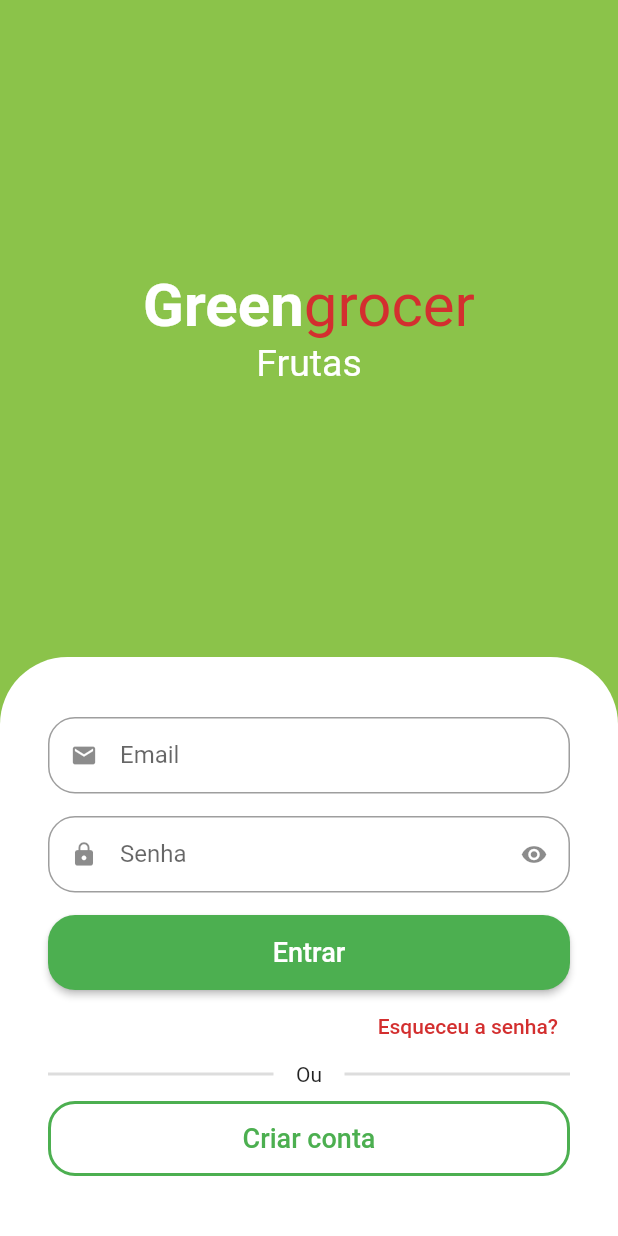
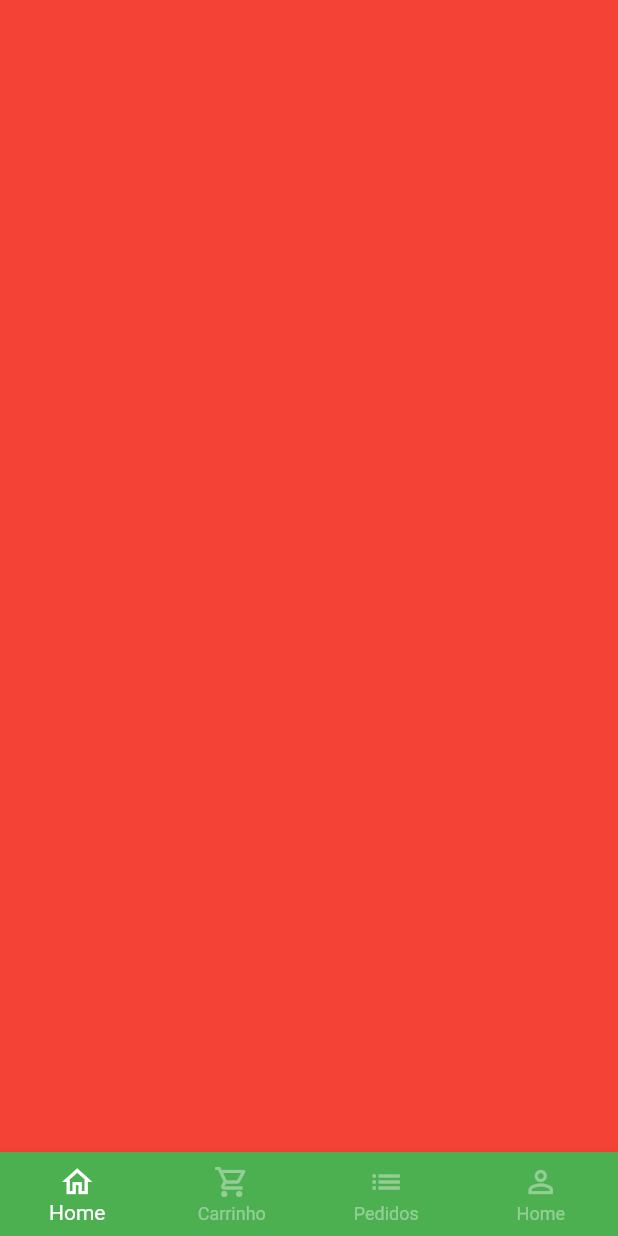
Before and after one commit to Marlon-Limax/GreenGrocer, a Flutter app: the screen it shows after launch, after a tap on "Entrar", on a phone screen of 412 x 824 dp. Run offline on Flutter 3.47's test engine with Material 2 defaults, Android fonts, the phone set to English and light mode, and no system bars; drawn by our look-alikes of animated_text_kit; our stand-ins replace mask_text_input_formatter.

Commit message:
Creating the Base Screen and BottomNavigationBar

```diff
--- a/lib/src/auth/sign_in_screen.dart
+++ b/lib/src/auth/sign_in_screen.dart
@@ -2,6 +2,7 @@ import 'package:animated_text_kit/animated_text_kit.dart';
 import 'package:flutter/material.dart';
 import 'package:greengrocer/src/auth/components/sign_up_screen.dart';
 import 'package:greengrocer/src/auth/config/custom_colors.dart';
+import 'package:greengrocer/src/base/base_screen.dart';
 import 'components/custom_text_field.dart';
 
 class SignInScreen extends StatelessWidget {
@@ -109,7 +110,15 @@ class SignInScreen extends StatelessWidget {
                             borderRadius: BorderRadius.circular(18),
                           ),
                         ),
-                        onPressed: () {},
+                        onPressed: () {
+                          Navigator.of(context).pushReplacement(
+                            MaterialPageRoute(
+                              builder: (c) {
+                                return const BaseScreen();
+                              },
+                            ),
+                          );
+                        },
                         child: const Text(
                           'Entrar',
                           style: TextStyle(fontSize: 18),
--- /dev/null
+++ b/lib/src/base/base_screen.dart
@@ -0,0 +1,36 @@
+import 'package:flutter/material.dart';
+
+class BaseScreen extends StatelessWidget {
+  const BaseScreen({super.key});
+
+  @override
+  Widget build(BuildContext context) {
+    return Scaffold(
+      body: Container(color: Colors.red),
+      bottomNavigationBar: BottomNavigationBar(
+        type: BottomNavigationBarType.fixed,
+        backgroundColor: Colors.green,
+        selectedItemColor: Colors.white,
+        unselectedItemColor: Colors.white.withAlpha(100),
+        items: const [
+          BottomNavigationBarItem(
+            icon: Icon(Icons.home_outlined),
+            label: 'Home',
+          ),
+          BottomNavigationBarItem(
+            icon: Icon(Icons.shopping_cart_outlined),
+            label: 'Carrinho',
+          ),
+          BottomNavigationBarItem(
+            icon: Icon(Icons.list),
+            label: 'Pedidos',
+          ),
+          BottomNavigationBarItem(
+            icon: Icon(Icons.person_outline),
+            label: 'Home',
+          ),
+        ],
+      ),
+    );
+  }
+}
```
